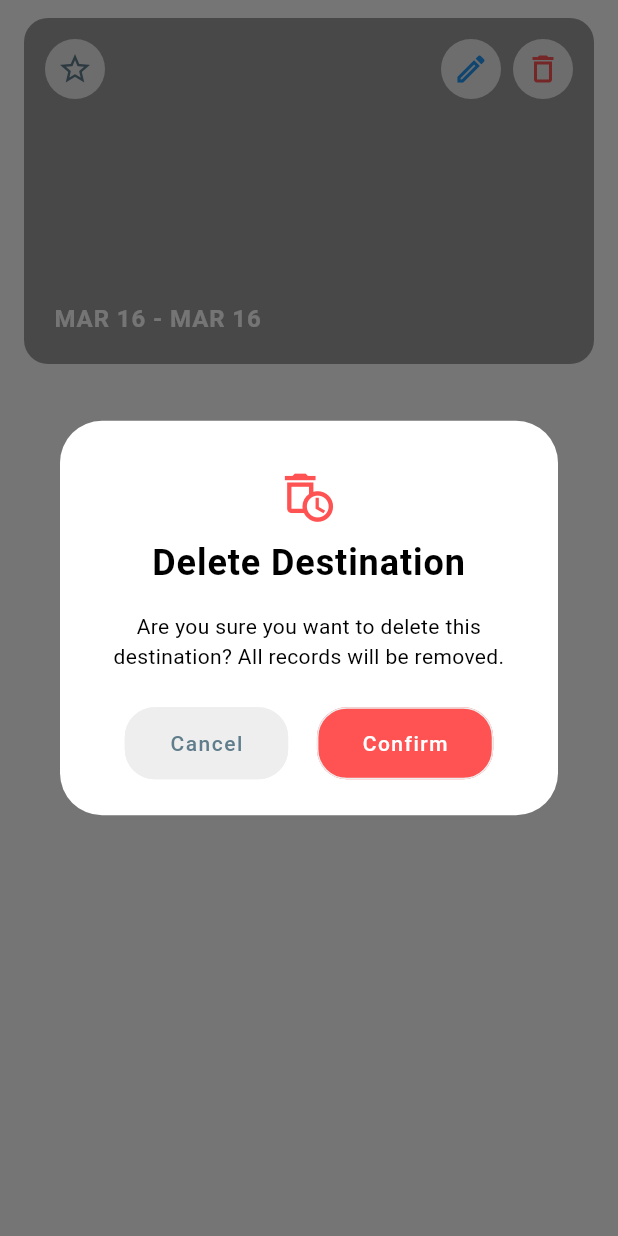
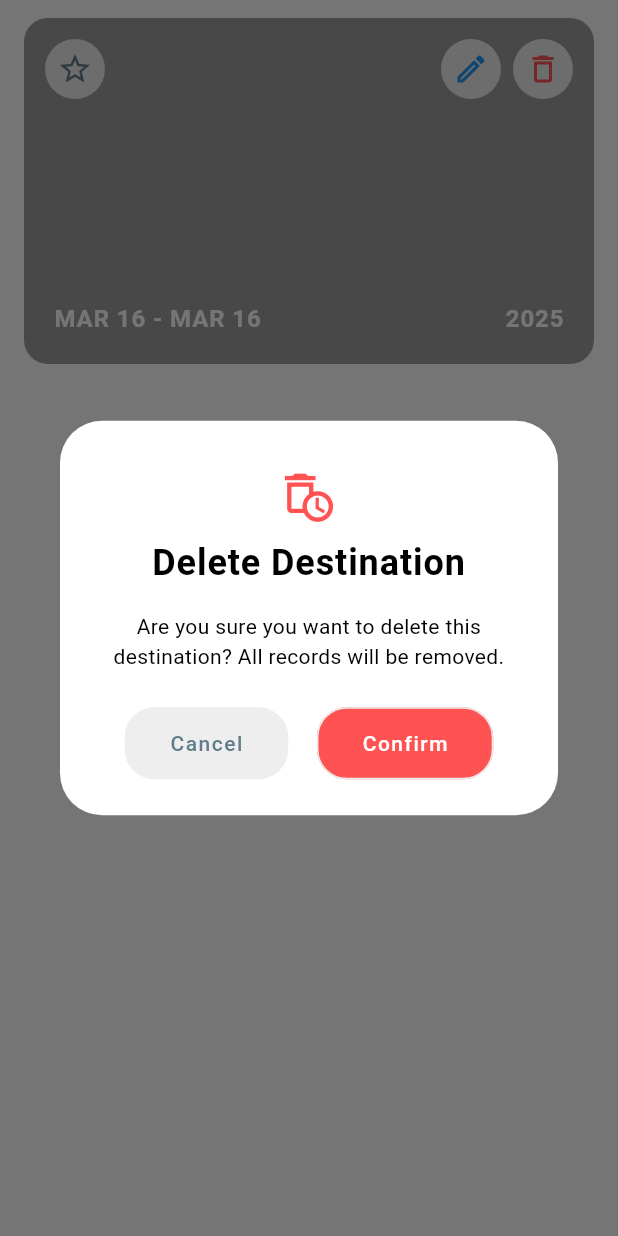
Before and after one commit to seraaaaaaaa/travel_notebook_app, a Flutter app: the DestinationCard widget shown alone on an empty page, opened directly with empty values, after a tap on the "delete outline" icon, on a phone screen of 412 x 824 dp. Run offline on Flutter 3.47's test engine with Material 3 defaults, Android fonts, the phone set to English and light mode, and no system bars; our stand-ins replace currency_text_input_formatter, fl_chart, flutter_bloc, flutter_svg, image_picker, mask_text_input_formatter and 3 more; accounts and stored records are empty.

Commit message:
Enhance destination date and implement copy functionality for todo items.

```diff
--- a/lib/blocs/destination/destination_service.dart
+++ b/lib/blocs/destination/destination_service.dart
@@ -9,7 +9,7 @@ class DestinationService {
   Future<List<Destination>> readAllDestinations() async {
     final db = await _databaseHelper.database;
     const orderBy =
-        '${DestinationField.isPin} DESC, ${DestinationField.destinationId} DESC';
+        '${DestinationField.isPin} DESC, ${DestinationField.startDate} DESC';
     final result = await db.query(DestinationField.tableName, orderBy: orderBy);
 
     return result.map((json) => Destination.fromJson(json)).toList();
--- a/lib/screens/destination/widgets/destination_card.dart
+++ b/lib/screens/destination/widgets/destination_card.dart
@@ -137,12 +137,24 @@ class DestinationCard extends StatelessWidget {
                           .copyWith(color: kWhiteColor),
                     ),
                     const SizedBox(height: 4),
+                    Row(
+                      mainAxisAlignment: MainAxisAlignment.spaceBetween,
+                      children: [
                         Text(
                           '${formatDateWithoutYear(destination.startDate)} - ${formatDateWithoutYear(destination.endDate)}',
                           style: Theme.of(context)
                               .textTheme
                               .headlineSmall!
                               .copyWith(color: kWhiteColor, fontSize: kPadding),
+                        ),
+                        Text(
+                          formatDateWithYearOnly(destination.startDate),
+                          style: Theme.of(context)
+                              .textTheme
+                              .headlineSmall!
+                              .copyWith(color: kWhiteColor, fontSize: kPadding),
+                        ),
+                      ],
                     ),
                   ],
                 ),
--- a/lib/services/utils.dart
+++ b/lib/services/utils.dart
@@ -15,6 +15,11 @@ String formatDateWithTime(DateTime? date) {
 
 String formatDateWithoutYear(DateTime? date) {
   final DateFormat dateFormat = DateFormat('MMM dd');
+  return date == null ? "" : dateFormat.format(date).toUpperCase();
+}
+
+String formatDateWithYearOnly(DateTime? date) {
+  final DateFormat dateFormat = DateFormat('yyyy');
   return date == null ? "" : dateFormat.format(date).toUpperCase();
 }
 
```
Also changed, not shown: lib/screens/todo/todo_item.dart (+16 -5 lines), lib/screens/todo/todo_list.dart (+12 -0 lines). Lines whose indentation alone changed are shown as unchanged.
